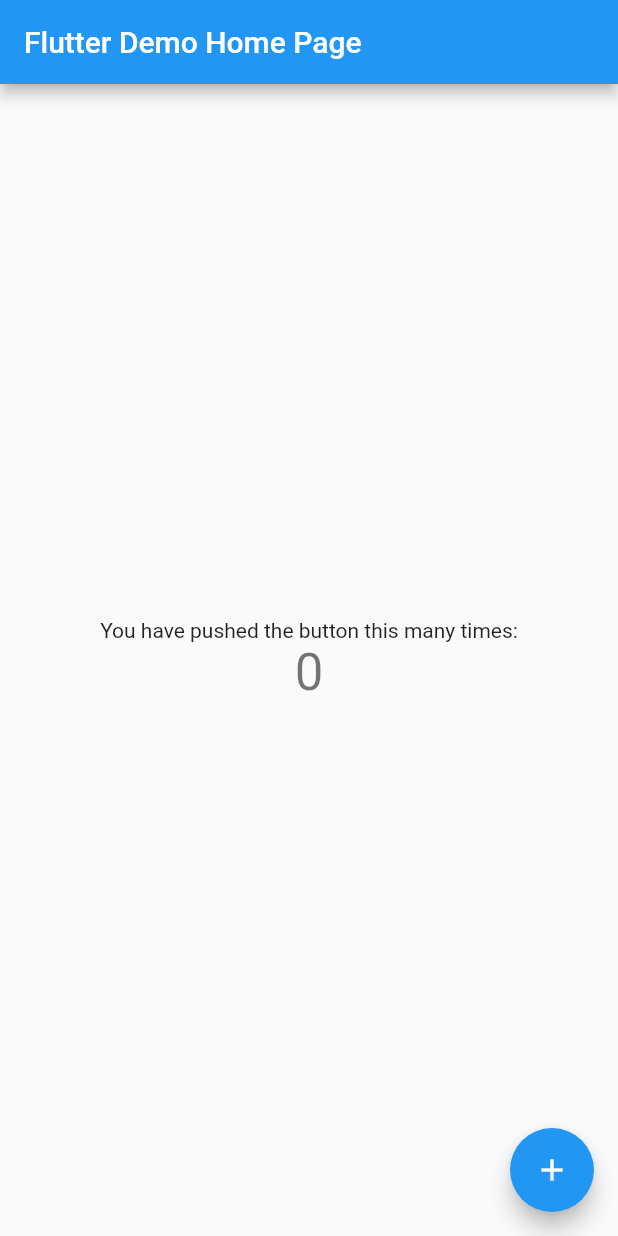
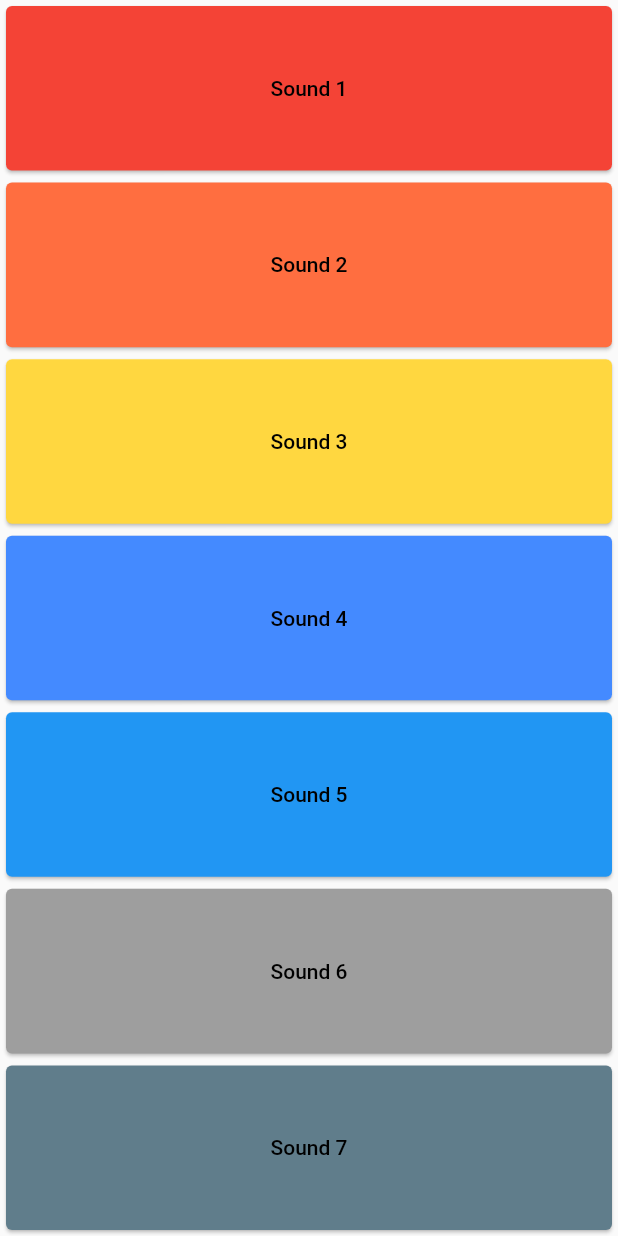
Before and after one commit to kamdoumloich/music_app, a Flutter app: the screen it shows after launch, on a phone screen of 412 x 824 dp. Run offline on Flutter 3.47's test engine with Material 2 defaults, Android fonts, the phone set to English and light mode, and no system bars; our stand-ins replace audioplayers.

Commit message:
sound app finished

```diff
--- a/lib/main.dart
+++ b/lib/main.dart
@@ -1,115 +1,57 @@
+import 'dart:ui';
+
 import 'package:flutter/material.dart';
+import 'package:audioplayers/audioplayers.dart';
 
 void main() {
-  runApp(const MyApp());
+  runApp(const MusicApp());
 }
 
-class MyApp extends StatelessWidget {
-  const MyApp({Key? key}) : super(key: key);
+class MusicApp extends StatelessWidget {
+  const MusicApp({Key? key}) : super(key: key);
+
+  void playSound(int soundNumber) {
+    final player = AudioCache();
+    player.play('note$soundNumber.wav');
+  }
+
+  Expanded buildButton({required Color buttonColor, required int soundNumber}) {
+    return Expanded(
+      child: Card(
+        color: buttonColor,
+        child: TextButton(
+          onPressed: () {
+            playSound(soundNumber);
+          },
+          child: Text(
+            'Sound $soundNumber',
+            style: TextStyle(color: Colors.black),
+          ),
+        ),
+      ),
+    );
+  }
 
   // This widget is the root of your application.
   @override
   Widget build(BuildContext context) {
     return MaterialApp(
-      title: 'Flutter Demo',
-      theme: ThemeData(
-        // This is the theme of your application.
-        //
-        // Try running your application with "flutter run". You'll see the
-        // application has a blue toolbar. Then, without quitting the app, try
-        // changing the primarySwatch below to Colors.green and then invoke
-        // "hot reload" (press "r" in the console where you ran "flutter run",
-        // or simply save your changes to "hot reload" in a Flutter IDE).
-        // Notice that the counter didn't reset back to zero; the application
-        // is not restarted.
-        primarySwatch: Colors.blue,
+      home: Scaffold(
+        body: SafeArea(
+          child: Column(
+            crossAxisAlignment: CrossAxisAlignment.stretch,
+            children: [
+              buildButton(buttonColor: Colors.red, soundNumber: 1),
+              buildButton(buttonColor: Colors.deepOrangeAccent, soundNumber: 2),
+              buildButton(buttonColor: Colors.amberAccent, soundNumber: 3),
+              buildButton(buttonColor: Colors.blueAccent, soundNumber: 4),
+              buildButton(buttonColor: Colors.blue, soundNumber: 5),
+              buildButton(buttonColor: Colors.grey, soundNumber: 6),
+              buildButton(buttonColor: Colors.blueGrey, soundNumber: 7),
+            ],
+          ),
+        ),
       ),
-      home: const MyHomePage(title: 'Flutter Demo Home Page'),
     );
   }
 }
-
-class MyHomePage extends StatefulWidget {
-  const MyHomePage({Key? key, required this.title}) : super(key: key);
-
-  // This widget is the home page of your application. It is stateful, meaning
-  // that it has a State object (defined below) that contains fields that affect
-  // how it looks.
-
-  // This class is the configuration for the state. It holds the values (in this
-  // case the title) provided by the parent (in this case the App widget) and
-  // used by the build method of the State. Fields in a Widget subclass are
-  // always marked "final".
-
-  final String title;
-
-  @override
-  State<MyHomePage> createState() => _MyHomePageState();
-}
-
-class _MyHomePageState extends State<MyHomePage> {
-  int _counter = 0;
-
-  void _incrementCounter() {
-    setState(() {
-      // This call to setState tells the Flutter framework that something has
-      // changed in this State, which causes it to rerun the build method below
-      // so that the display can reflect the updated values. If we changed
-      // _counter without calling setState(), then the build method would not be
-      // called again, and so nothing would appear to happen.
-      _counter++;
-    });
-  }
-
-  @override
-  Widget build(BuildContext context) {
-    // This method is rerun every time setState is called, for instance as done
-    // by the _incrementCounter method above.
-    //
-    // The Flutter framework has been optimized to make rerunning build methods
-    // fast, so that you can just rebuild anything that needs updating rather
-    // than having to individually change instances of widgets.
-    return Scaffold(
-      appBar: AppBar(
-        // Here we take the value from the MyHomePage object that was created by
-        // the App.build method, and use it to set our appbar title.
-        title: Text(widget.title),
-      ),
-      body: Center(
-        // Center is a layout widget. It takes a single child and positions it
-        // in the middle of the parent.
-        child: Column(
-          // Column is also a layout widget. It takes a list of children and
-          // arranges them vertically. By default, it sizes itself to fit its
-          // children horizontally, and tries to be as tall as its parent.
-          //
-          // Invoke "debug painting" (press "p" in the console, choose the
-          // "Toggle Debug Paint" action from the Flutter Inspector in Android
-          // Studio, or the "Toggle Debug Paint" command in Visual Studio Code)
-          // to see the wireframe for each widget.
-          //
-          // Column has various properties to control how it sizes itself and
-          // how it positions its children. Here we use mainAxisAlignment to
-          // center the children vertically; the main axis here is the vertical
-          // axis because Columns are vertical (the cross axis would be
-          // horizontal).
-          mainAxisAlignment: MainAxisAlignment.center,
-          children: <Widget>[
-            const Text(
-              'You have pushed the button this many times:',
-            ),
-            Text(
-              '$_counter',
-              style: Theme.of(context).textTheme.headline4,
-            ),
-          ],
-        ),
-      ),
-      floatingActionButton: FloatingActionButton(
-        onPressed: _incrementCounter,
-        tooltip: 'Increment',
-        child: const Icon(Icons.add),
-      ), // This trailing comma makes auto-formatting nicer for build methods.
-    );
-  }
-}
--- a/pubspec.yaml
+++ b/pubspec.yaml
@@ -34,6 +34,7 @@
   # The following adds the Cupertino Icons font to your application.
   # Use with the CupertinoIcons class for iOS style icons.
   cupertino_icons: ^1.0.2
+  audioplayers: ^0.20.1
 
 dev_dependencies:
   flutter_test:
@@ -58,8 +59,9 @@
   uses-material-design: true
 
   # To add assets to your application, add an assets section, like this:
-  # assets:
-  #   - images/a_dot_burr.jpeg
+  assets:
+    - assets/
+    - images/
   #   - images/a_dot_ham.jpeg
 
   # An image asset can refer to one or more resolution-specific "variants", see
```
Also changed, not shown: pubspec.lock, 1 other file.
